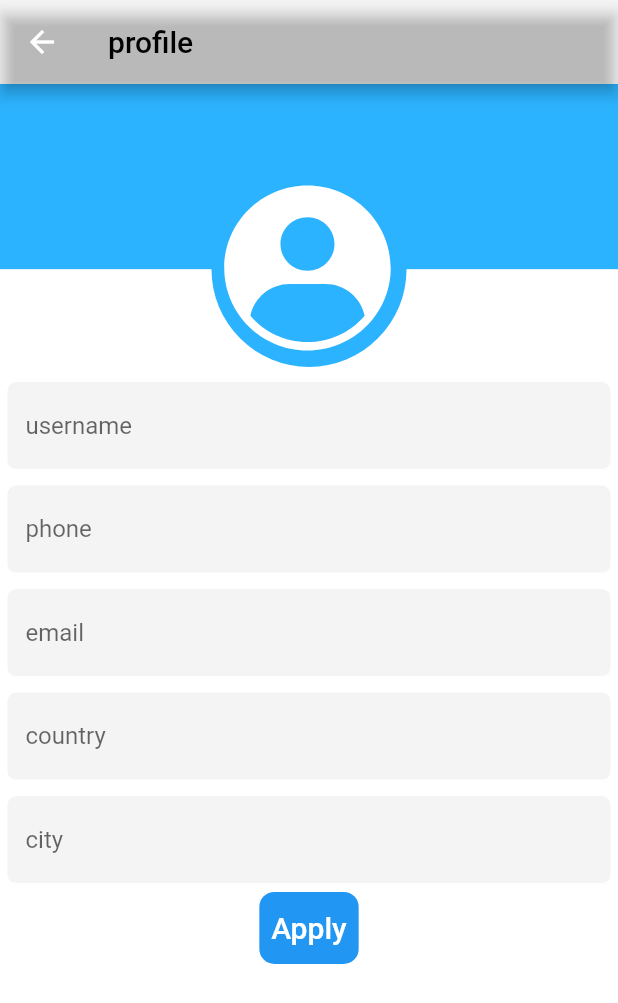
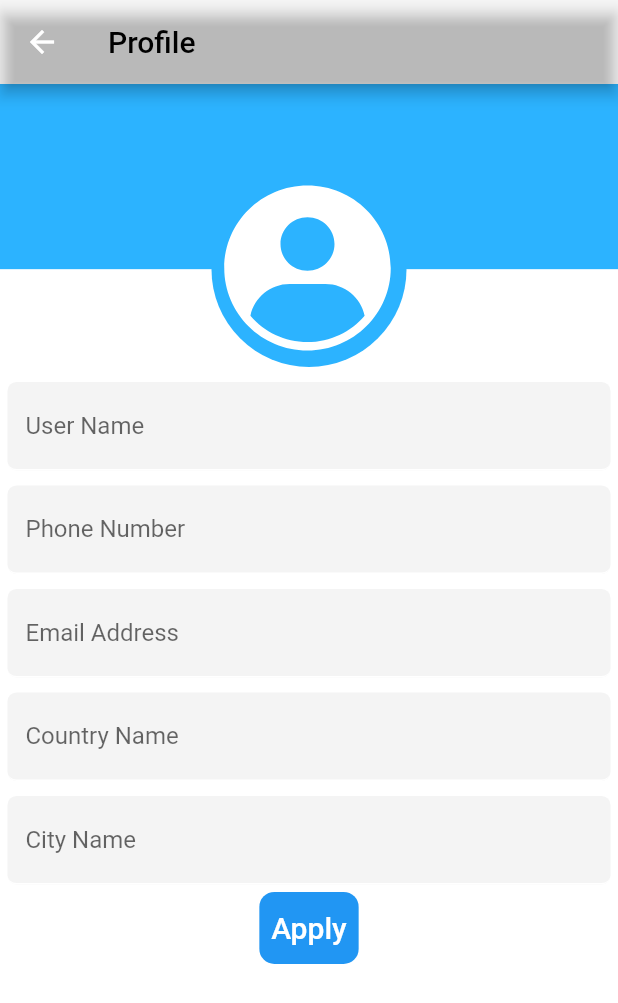
Before and after one commit to ahmadezoji/gpstracker, a Flutter app: the LeftDrawer widget shown alone on an empty page, opened directly, after a tap on "Profile", on a phone screen of 412 x 824 dp. Shown: the top 1003 px of the screen. Run offline on Flutter 3.47's test engine with Material 2 defaults, Android fonts, the phone set to English and light mode, and no system bars; our stand-ins replace cloud_firestore, flutter_map, flutter_svg, fluttertoast, get, latlong2 and 2 more; missing offline and left inert: bottom_drawer, cloud_firestore_web, firebase_core_web, location_web, pattern_lock, persian_datetime_picker and 2 more; accounts and stored records are empty; network calls fail.

Commit message:
add font + dlg resolve

```diff
--- a/lib/LacaleString.dart
+++ b/lib/LacaleString.dart
@@ -18,7 +18,7 @@ class LocaleString extends Translations {
           'alert-title': 'Switch On/Off Alert',
           "device-serial": "device serial",
           "device": "device",
-          "change_lang": "change lang",
+          "change_lang": "Change lang",
           "sending-varify-code": "sending code success",
           "add-user-msg": "your phone number registered",
           "device-sim-num": "Device sim card number",
@@ -33,7 +33,16 @@ class LocaleString extends Translations {
           "country": "Country Name",
           "city": "City Name",
           "addVehicle" : "Add Vehicle",
-          "profile" : "Profile"
+          "profile" : "Profile",
+          "save-change-success" : "Save changes successful",
+          "add-new-device" : "Add new device",
+          "speed" : "Speed",
+          "interval": "Interval time",
+          "mile" : "Mile",
+          "date" : "DateTime",
+          "lat" : "latitude",
+          "lon" : "longitude",
+          "currentBlurBoxTitle" : "YOUR CURRENT LOCATION",
         },
         'fa_IR': {
           'App_Name': 'موقعیت یاب',
@@ -63,7 +72,16 @@ class LocaleString extends Translations {
           "country": "نام کشور",
           "city": "نام شهر",
           "addVehicle" : "اضافه کردن دستگاه",
-          "profile" : "پروفایل"
+          "profile" : "پروفایل",
+          "save-change-success" : "ثبت تغییرات موفق بود",
+          "add-new-device" : "ثبت دستگاه جدبد",
+          "speed" : "سرعت ",
+          "interval": "فاصله زمانی",
+          "mile" : "جهت",
+          "date" : "تاریخ و زمان",
+          "lat" : "عرض جغرافیایی",
+          "lon" : "طول جغرافیایی",
+          "currentBlurBoxTitle" : "موقعین فعلی دستگاه شما",
         },
       };
 }
--- a/lib/drawer/leftDrawer.dart
+++ b/lib/drawer/leftDrawer.dart
@@ -57,7 +57,7 @@ class LeftDrawerState extends State<LeftDrawer>
               crossAxisAlignment: CrossAxisAlignment.center,
               children: [
                 Icon(Icons.account_circle, size: 32),
-                Text("   Profile".tr),
+                Text("profile".tr),
               ],
             ),
             onTap: () {Navigator.push(
@@ -68,7 +68,7 @@ class LeftDrawerState extends State<LeftDrawer>
           ListTile(
             title: Row(
               crossAxisAlignment: CrossAxisAlignment.center,
-              children: [Icon(Icons.settings, size: 32), Text("   Setting".tr)],
+              children: [Icon(Icons.settings, size: 32), Text("Settings".tr)],
             ),
             onTap: () {
               Navigator.push(
@@ -82,7 +82,7 @@ class LeftDrawerState extends State<LeftDrawer>
               crossAxisAlignment: CrossAxisAlignment.center,
               children: [
                 Icon(Icons.add_circle, size: 32),
-                Text("   Add new device".tr)
+                Text("add-new-device".tr)
               ],
             ),
             onTap: () {
```
Also changed, not shown: lib/dialogs/dialogs.dart (+81 -23 lines), lib/home.dart (+9 -23 lines), lib/main.dart (+7 -3 lines), lib/mainTabScreens/history.dart (+1 -11 lines), lib/mainTabScreens/live.dart (+43 -30 lines), lib/mainTabScreens/setting.dart (+29 -17 lines), pubspec.yaml (+4 -4 lines), fonts/iran-sans.ttf (added).
